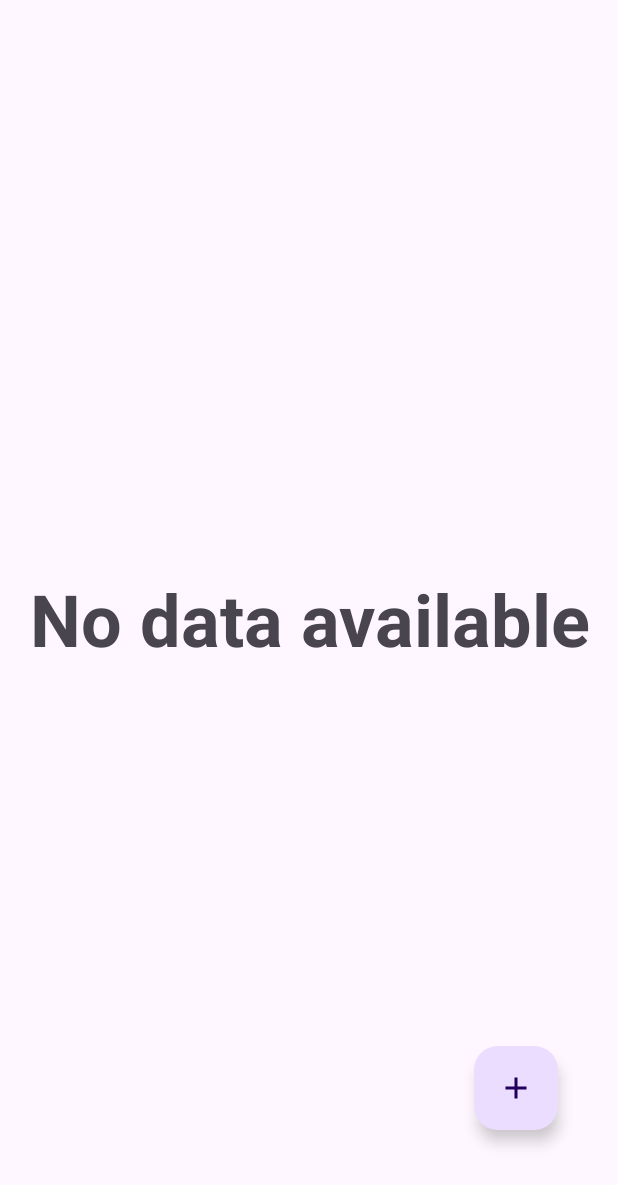
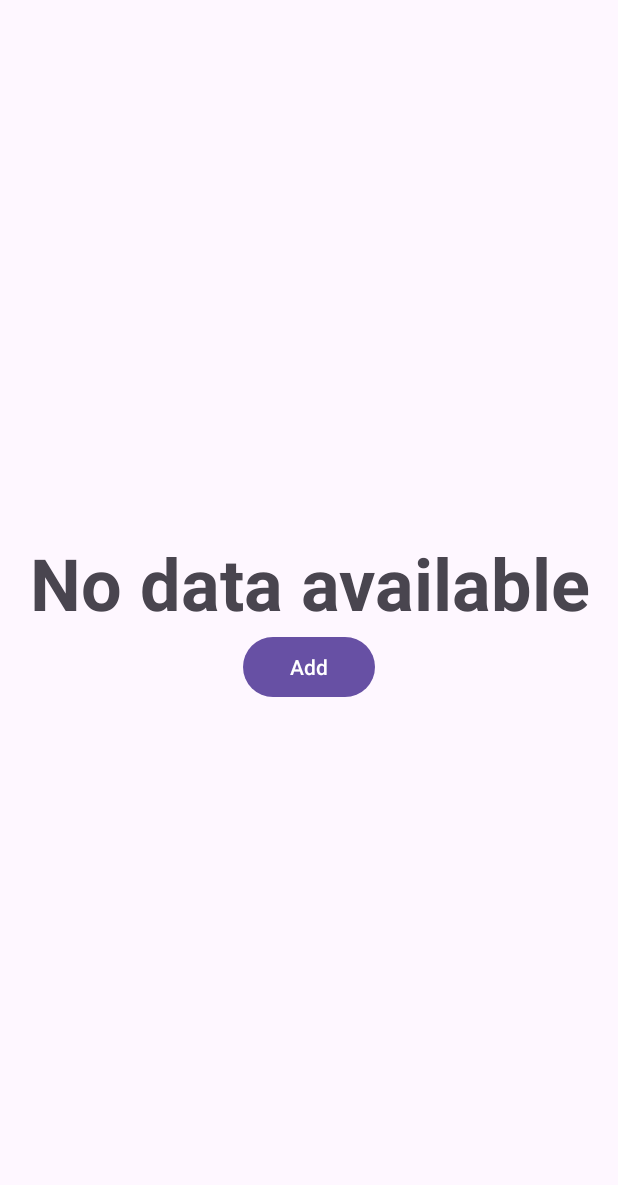
Before and after one commit to AlexKubrick/DiabetesApp, an Android app: the screen it shows after launch (MainActivity), on a phone screen of 412 x 824 dp. Shown: the top 1185 px of the screen. Run offline under Robolectric (Android 15) with nearby library versions, the phone set to English and light mode, and no system bars; our stand-ins replace Room's generated code.

Commit message:
Created DetailFragment, Navigation, Application, TimeDataDialogFragments

```diff
--- a/app/build.gradle
+++ b/app/build.gradle
@@ -4,6 +4,8 @@ plugins {
 
     id 'org.jetbrains.kotlin.kapt'
     id 'androidx.room'
+
+    id 'androidx.navigation.safeargs'
 }
 
 android {
@@ -66,4 +68,7 @@ dependencies {
     kapt 'androidx.room:room-compiler:2.4.2'
     implementation 'androidx.appcompat:appcompat:1.4.1'
     implementation 'com.google.android.material:material:1.5.0'
+
+    implementation "androidx.navigation:navigation-fragment-ktx:2.4.1"
+    implementation "androidx.navigation:navigation-ui-ktx:2.4.1"
 }
--- a/app/src/main/AndroidManifest.xml
+++ b/app/src/main/AndroidManifest.xml
@@ -3,6 +3,7 @@
     xmlns:tools="http://schemas.android.com/tools">
 
     <application
+        android:name=".DiabetesAppApplication"
         android:allowBackup="true"
         android:dataExtractionRules="@xml/data_extraction_rules"
         android:fullBackupContent="@xml/backup_rules"
--- /dev/null
+++ b/app/src/main/java/ru/alexkubrick/android/diabetesapp/DiabetesAppApplication.kt
@@ -0,0 +1,10 @@
+package ru.alexkubrick.android.diabetesapp
+
+import android.app.Application
+
+class DiabetesAppApplication: Application() {
+    override fun onCreate() {
+        super.onCreate()
+       SugarDataRepository.initialize(this)
+    }
+}
--- a/app/src/main/java/ru/alexkubrick/android/diabetesapp/JournalListFragment.kt
+++ b/app/src/main/java/ru/alexkubrick/android/diabetesapp/JournalListFragment.kt
@@ -6,8 +6,17 @@ import android.view.View
 import android.view.ViewGroup
 import androidx.fragment.app.Fragment
 import androidx.fragment.app.viewModels
+import androidx.lifecycle.Lifecycle
+import androidx.lifecycle.lifecycleScope
+import androidx.lifecycle.repeatOnLifecycle
+import androidx.navigation.fragment.findNavController
 import androidx.recyclerview.widget.LinearLayoutManager
+import kotlinx.coroutines.launch
+import ru.alexkubrick.android.diabetesapp.adapter.JournalListAdapter
+import ru.alexkubrick.android.diabetesapp.adapter.SugarData
 import ru.alexkubrick.android.diabetesapp.databinding.FragmentJournalListBinding
+import java.util.Date
+import java.util.UUID
 
 class JournalListFragment: Fragment() {
     private val journalListViewModel: JournalListViewModel by viewModels()
@@ -18,9 +27,6 @@ class JournalListFragment: Fragment() {
             "Cannot access binding because it is null. Is the view visible?"
         }
 
-    override fun onCreate(savedInstanceState: Bundle?) {
-        super.onCreate(savedInstanceState)
-    }
 
     override fun onCreateView(
         inflater: LayoutInflater,
@@ -32,6 +38,54 @@ class JournalListFragment: Fragment() {
         return binding.root
     }
 
+    override fun onViewCreated(view: View, savedInstanceState: Bundle?) {
+        super.onViewCreated(view, savedInstanceState)
+
+        viewLifecycleOwner.lifecycleScope.launch {
+            viewLifecycleOwner.repeatOnLifecycle(Lifecycle.State.STARTED) {
+                journalListViewModel.dataList.collect { dataList ->
+                    binding.journalRecyclerView.adapter =
+                        JournalListAdapter(dataList) { dataId ->
+                            findNavController().navigate(
+                                JournalListFragmentDirections.showDataDetailFragment(dataId)
+                            )
+                        }
+
+                    if (dataList.isEmpty()) {
+                        binding.journalRecyclerView.visibility = View.GONE
+                        binding.buttonAddData.visibility = View.GONE
+                        binding.layoutNoData.visibility = View.VISIBLE
+                        binding.buttonAddDataEmptyL.setOnClickListener {
+                            showNewSugarData()
+                        }
+                    } else {
+                        binding.journalRecyclerView.visibility = View.VISIBLE
+                        binding.layoutNoData.visibility = View.GONE
+                        binding.buttonAddData.visibility = View.VISIBLE
+                        binding.buttonAddData.setOnClickListener {
+                            showNewSugarData()
+                    }
+                }
+            }
+        }
+    }
+    }
+
+    private fun showNewSugarData() {
+        val newData = SugarData(
+            id = UUID.randomUUID(),
+            sugarLevel = 0,
+            date = Date(),
+            info = ""
+        )
+        viewLifecycleOwner.lifecycleScope.launch {
+            journalListViewModel.addData(newData)
+        }
+        findNavController().navigate(
+            JournalListFragmentDirections.showDataDetailFragment(newData.id)
+        )
+    }
+
     override fun onDestroyView() {
         super.onDestroyView()
         _binding = null
--- a/app/src/main/java/ru/alexkubrick/android/diabetesapp/JournalListViewModel.kt
+++ b/app/src/main/java/ru/alexkubrick/android/diabetesapp/JournalListViewModel.kt
@@ -1,6 +1,32 @@
 package ru.alexkubrick.android.diabetesapp
 
 import androidx.lifecycle.ViewModel
+import androidx.lifecycle.viewModelScope
+import kotlinx.coroutines.Dispatchers
+import kotlinx.coroutines.flow.MutableStateFlow
+import kotlinx.coroutines.flow.StateFlow
+import kotlinx.coroutines.flow.asStateFlow
+import kotlinx.coroutines.launch
+import kotlinx.coroutines.withContext
+import ru.alexkubrick.android.diabetesapp.adapter.SugarData
 
 class JournalListViewModel: ViewModel() {
+    private val sugarDataRepository = SugarDataRepository.get()
+    private val _dataList: MutableStateFlow<List<SugarData>> = MutableStateFlow(emptyList())
+    val dataList: StateFlow<List<SugarData>>
+        get() = _dataList.asStateFlow()
+
+
+    init {
+        viewModelScope.launch {
+            sugarDataRepository.getDataList().collect {
+                _dataList.value = it
+            }
+        }
+    }
+
+    suspend fun addData(sugarData: SugarData) = withContext(Dispatchers.IO) {
+        sugarDataRepository.addData(sugarData)
+    }
+
 }
--- a/app/src/main/java/ru/alexkubrick/android/diabetesapp/MainActivity.kt
+++ b/app/src/main/java/ru/alexkubrick/android/diabetesapp/MainActivity.kt
@@ -7,16 +7,5 @@ class MainActivity : AppCompatActivity() {
     override fun onCreate(savedInstanceState: Bundle?) {
         super.onCreate(savedInstanceState)
         setContentView(R.layout.activity_main)
-        if (savedInstanceState == null) {
-            val fragment = JournalListFragment()
-            supportFragmentManager
-                .beginTransaction()
-                .add(R.id.fragment_container, fragment, JOURNAL_FRAGMENT_TAG)
-                .commit()
-        }
-    }
-
-    companion object {
-        private const val JOURNAL_FRAGMENT_TAG = "JournalFragment"
     }
 }
--- a/app/src/main/java/ru/alexkubrick/android/diabetesapp/SugarDataRepository.kt
+++ b/app/src/main/java/ru/alexkubrick/android/diabetesapp/SugarDataRepository.kt
@@ -38,11 +38,11 @@ class SugarDataRepository private constructor(
         }
     }
 
-    suspend fun addCrime(sugarData: SugarData) = withContext(Dispatchers.IO) {
+    suspend fun addData(sugarData: SugarData) = withContext(Dispatchers.IO) {
         database.sugarDataDao().addData(sugarData)
     }
 
-    suspend fun deleteCrime(sugarData: SugarData) = withContext(Dispatchers.IO) {
+    suspend fun deleteData(sugarData: SugarData) = withContext(Dispatchers.IO) {
         database.sugarDataDao().deleteData(sugarData)
     }
 
--- a/app/src/main/res/layout/activity_main.xml
+++ b/app/src/main/res/layout/activity_main.xml
@@ -1,9 +1,12 @@
 <?xml version="1.0" encoding="utf-8"?>
 <androidx.fragment.app.FragmentContainerView
     xmlns:android="http://schemas.android.com/apk/res/android"
+    xmlns:tools="http://schemas.android.com/tools"
     xmlns:app="http://schemas.android.com/apk/res-auto"
-    xmlns:tools="http://schemas.android.com/tools"
     android:id="@+id/fragment_container"
     android:layout_width="match_parent"
     android:layout_height="match_parent"
-    tools:context=".MainActivity" />
+    tools:context=".MainActivity"
+    android:name="androidx.navigation.fragment.NavHostFragment"
+    app:defaultNavHost="true"
+    app:navGraph="@navigation/nav_graph"  />
--- a/app/src/main/res/layout/fragment_journal_list.xml
+++ b/app/src/main/res/layout/fragment_journal_list.xml
@@ -47,6 +47,17 @@
             app:layout_constraintStart_toStartOf="parent"
             app:layout_constraintTop_toTopOf="parent" />
 
+        <Button
+            android:id="@+id/button_add_data_emptyL"
+            android:layout_width="wrap_content"
+            android:layout_height="wrap_content"
+            android:layout_gravity="center_horizontal"
+            android:text="@string/add"
+            app:layout_constraintBottom_toBottomOf="parent"
+            app:layout_constraintLeft_toLeftOf="parent"
+            app:layout_constraintRight_toRightOf="parent"
+            app:layout_constraintTop_toBottomOf="@+id/text_no_data" />
+
 
     </LinearLayout>
 
--- /dev/null
+++ b/app/src/main/res/navigation/nav_graph.xml
@@ -0,0 +1,49 @@
+<?xml version="1.0" encoding="utf-8"?>
+<navigation xmlns:android="http://schemas.android.com/apk/res/android"
+    xmlns:app="http://schemas.android.com/apk/res-auto"
+    xmlns:tools="http://schemas.android.com/tools"
+    android:id="@+id/nav_graph"
+    app:startDestination="@id/journalListFragment">
+
+    <fragment
+        android:id="@+id/journalListFragment"
+        android:name="ru.alexkubrick.android.diabetesapp.JournalListFragment"
+        android:label="JournalListFragment"
+        tools:layout="@layout/fragment_journal_list" >
+        <action
+            android:id="@+id/show_data_detail_fragment"
+            app:destination="@id/dataDetailFragment" />
+    </fragment>
+
+    <fragment
+        android:id="@+id/dataDetailFragment"
+        android:name="ru.alexkubrick.android.diabetesapp.DataDetailFragment"
+        android:label="DataDetailFragment"
+        tools:layout="@layout/fragment_data_detail">
+    <argument
+        android:name="dataId"
+        app:argType="java.util.UUID" />
+        <action
+            android:id="@+id/select_date"
+            app:destination="@id/datePickerFragment" />
+        <action
+            android:id="@+id/select_time"
+            app:destination="@id/timePickerFragment" />
+    </fragment>
+    <dialog
+        android:id="@+id/datePickerFragment"
+        android:name="ru.alexkubrick.android.diabetesapp.DatePickerFragment"
+        android:label="DatePickerFragment" >
+        <argument
+            android:name="dataDate"
+            app:argType="java.util.Date" />
+    </dialog>
+    <dialog
+        android:id="@+id/timePickerFragment"
+        android:name="ru.alexkubrick.android.diabetesapp.TimePickerFragment"
+        android:label="TimePickerFragment" >
+        <argument
+            android:name="dataTime"
+            app:argType="java.util.Date" />
+    </dialog>
+</navigation>
--- a/app/src/main/res/values/strings.xml
+++ b/app/src/main/res/values/strings.xml
@@ -4,4 +4,9 @@
     <string name="new_note">New note</string>
     <string name="add">Add</string>
     <string name="no_data_available">No data available</string>
+    <string name="pick_data">Pick data</string>
+    <string name="pick_time">Pick time</string>
+    <string name="additional_information">Additional Information</string>
+    <string name="sugar_level">Sugar level</string>
+    <string name="apply">Apply</string>
 </resources>
--- a/build.gradle
+++ b/build.gradle
@@ -6,4 +6,6 @@ plugins {
 
     id 'org.jetbrains.kotlin.kapt' version '1.6.10' apply false
     id 'androidx.room' version '2.6.0' apply false
+
+    id 'androidx.navigation.safeargs.kotlin' version '2.5.0' apply false
 }
```
Also changed, not shown: app/src/main/java/ru/alexkubrick/android/diabetesapp/DataDetailFragment.kt (added, +121 -0 lines), app/src/main/java/ru/alexkubrick/android/diabetesapp/DataDetailViewModel.kt (added, +64 -0 lines), app/src/main/java/ru/alexkubrick/android/diabetesapp/DatePickerFragment.kt (added, +49 -0 lines), app/src/main/java/ru/alexkubrick/android/diabetesapp/TimePickerDialog.kt (added, +54 -0 lines), app/src/main/res/layout/fragment_data_detail.xml (added, +99 -0 lines), app/src/main/res/layout/fragment_journal_add.xml (deleted, +0 -38 lines).
